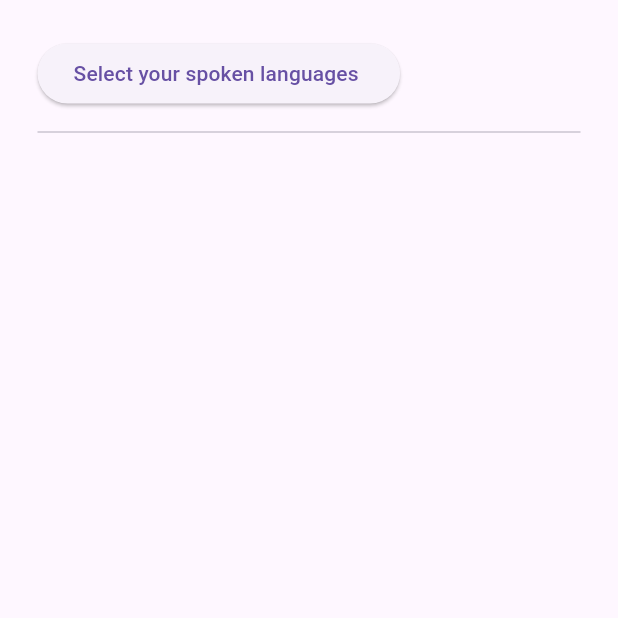
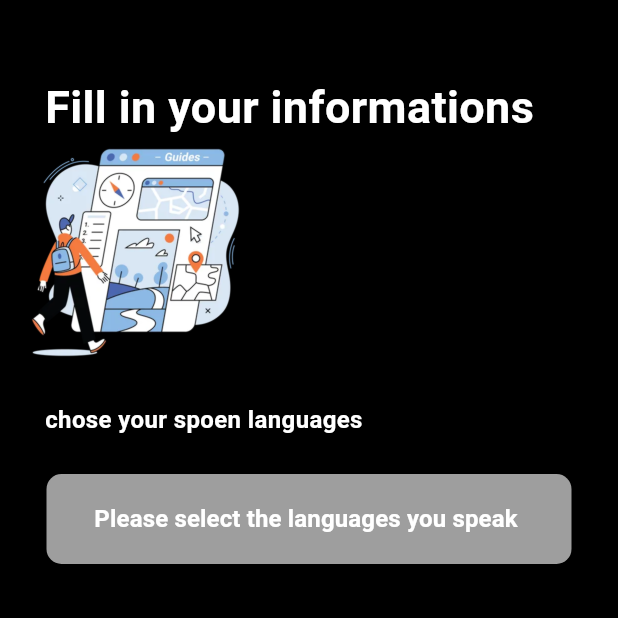
Before and after one commit to LinaDjebli/tourism_application, a Flutter app: the screen it shows after launch, on a phone screen of 412 x 824 dp, the top half of it. Run offline on Flutter 3.47's test engine with Material 3 defaults, Android fonts, the phone set to English and light mode, and no system bars; our stand-ins replace flutter_typeahead; missing offline and left inert: dart:ffi.

Commit message:
guide login start

```diff
--- a/lib/Signuppage/GuideSignup.dart
+++ b/lib/Signuppage/GuideSignup.dart
@@ -1,112 +1,125 @@
 import 'package:flutter/material.dart';
+import 'package:tourism_application/Componants/SelectChip.dart';
+import 'package:tourism_application/Componants/SquaretTile.dart';
 
 class GuideSignup extends StatefulWidget {
   const GuideSignup({super.key});
   @override
   State<StatefulWidget> createState() {
+    ;
     // TODO: implement createState
     return _GuideSignup();
   }
 }
 
 class _GuideSignup extends State<GuideSignup> {
+  List<String> selectedItems = [];
+  void _openMultiSelect() async {
+    final List<String> items = ["English", "Francais", "Italian", "Arabic"];
+    final List<String>? results = await showDialog(
+      context: context,
+      builder: (BuildContext context) {
+        return MultiSelect(
+          items: items,
+          Text: "choose your language ",
+        );
+      },
+    );
+
+    if (results != null) {
+      setState(() {
+        selectedItems = results;
+      });
+    }
+  }
+
   List<String> SelectedItems = [];
   @override
   Widget build(BuildContext context) {
     // TODO: implement build
     return Scaffold(
-      body: Padding(
-          padding: EdgeInsets.all(25),
-          child: Column(
-            crossAxisAlignment: CrossAxisAlignment.start,
-            children: [
-              ElevatedButton(
-                  onPressed: _onpressedmethode,
-                  child: const Text("Select your spoken languages ")),
-              const Divider(
-                height: 30,
+      backgroundColor: Colors.black,
+      body: SafeArea(
+          child: SingleChildScrollView(
+              child: Column(children: [
+        const SizedBox(height: 50),
+        Row(
+          children: [
+            SizedBox(
+              width: 30,
+            ),
+            Text(
+              "Fill in your informations",
+              style: TextStyle(
+                color: Colors.white,
+                fontSize: 30,
+                fontWeight: FontWeight.bold,
+                //font fam to add later
               ),
-              Wrap(
-                children:
-                    SelectedItems.map((e) => Chip(label: Text(e))).toList(),
-              )
-            ],
-          )),
-    );
-  }
-
-  void _onpressedmethode() async {
-    final List<String> Items = [
-      "English",
-      "Francais"
-          "Italian",
-      "Arabic"
-    ];
-    final List<String> results = await showDialog(
-        context: context,
-        builder: (BuildContext context) {
-          return MultiSelect(items: Items);
-        });
-
-    if (results != null) {
-      setState(() {
-        SelectedItems = results;
-      });
-    }
-  }
-}
-
-class MultiSelect extends StatefulWidget {
-  final List<String> items;
-  const MultiSelect({Key? key, required this.items}) : super(key: key);
-
-  @override
-  State<MultiSelect> createState() {
-    return MultiSelectState();
-  }
-}
-
-class MultiSelectState extends State<MultiSelect> {
-  final List<String> _SelectedItems = [];
-
-  void _itemChange(String Itemvalue, bool isSelected) {
-    if (isSelected) {
-      _SelectedItems.add(Itemvalue);
-    } else {
-      _SelectedItems.remove(Itemvalue);
-    }
-  }
-
-  void _canel() {
-    Navigator.pop(context);
-  }
-
-  void _submit() {
-    Navigator.pop(context, _SelectedItems);
-  }
-
-  @override
-  Widget build(BuildContext context) {
-    return AlertDialog(
-      title: Text("Choose your languages "),
-      content: SingleChildScrollView(
-        child: ListBody(
-          children: widget.items
-              .map((item) => CheckboxListTile(
-                  value: _SelectedItems.contains(item),
-                  title: Text(item),
-                  controlAffinity: ListTileControlAffinity.leading,
-                  onChanged: (isCheked) => _itemChange(item, isCheked!)))
+            ),
+          ],
+        ),
+        Row(mainAxisAlignment: MainAxisAlignment.start, children: [
+          SizedBox(
+            height: 150,
+            width: 180,
+            child: Image.asset("lib/photos/4722714.jpg"),
+          ),
+        ]),
+        SizedBox(
+          height: 25,
+        ),
+        Row(
+          children: [
+            SizedBox(
+              width: 30,
+            ),
+            Text(
+              "chose your spoen languages",
+              style: TextStyle(
+                color: Colors.white,
+                fontSize: 16,
+                fontWeight: FontWeight.bold,
+                //font fam to add later
+              ),
+            ),
+          ],
+        ),
+        SizedBox(
+          height: 25,
+        ),
+        ElevatedButton(
+          style: ElevatedButton.styleFrom(
+            primary: Colors.grey,
+            onPrimary: Colors.white,
+            shape: RoundedRectangleBorder(
+              borderRadius: BorderRadius.circular(10), // Rounded corners
+            ),
+            minimumSize: Size(350, 60),
+          ),
+          onPressed: _openMultiSelect,
+          child: const Text(
+            "Please select the languages you speak ",
+            style: TextStyle(fontSize: 16, fontWeight: FontWeight.bold),
+          ),
+        ),
+        SizedBox(
+          height: 10,
+        ),
+        Wrap(
+          children: selectedItems
+              .map((item) => Chip(
+                    backgroundColor: Colors.grey,
+                    label: Text(item),
+                    onDeleted: () {
+                      setState(() {
+                        selectedItems.remove(item);
+                      });
+                    },
+                  ))
               .toList(),
         ),
-      ),
-      actions: [
-        TextButton(onPressed: _canel, child: const Text("Cancel")),
-        ElevatedButton(
-          onPressed: _submit,
-          child: const Text("Submit"),
-        )
-      ],
+      ]))),
     );
   }
 }
```
Also changed, not shown: lib/Componants/SelectChip.dart (added, +124 -0 lines), lib/photos/4722714.jpg (added), lib/photos/work-from-anywhere-around-the-world-remote-working-business-people-sitting-around-world-map-on-globe-working-with-online-computer-flat-modern-illustration-vector-removebg-preview.png (added).
